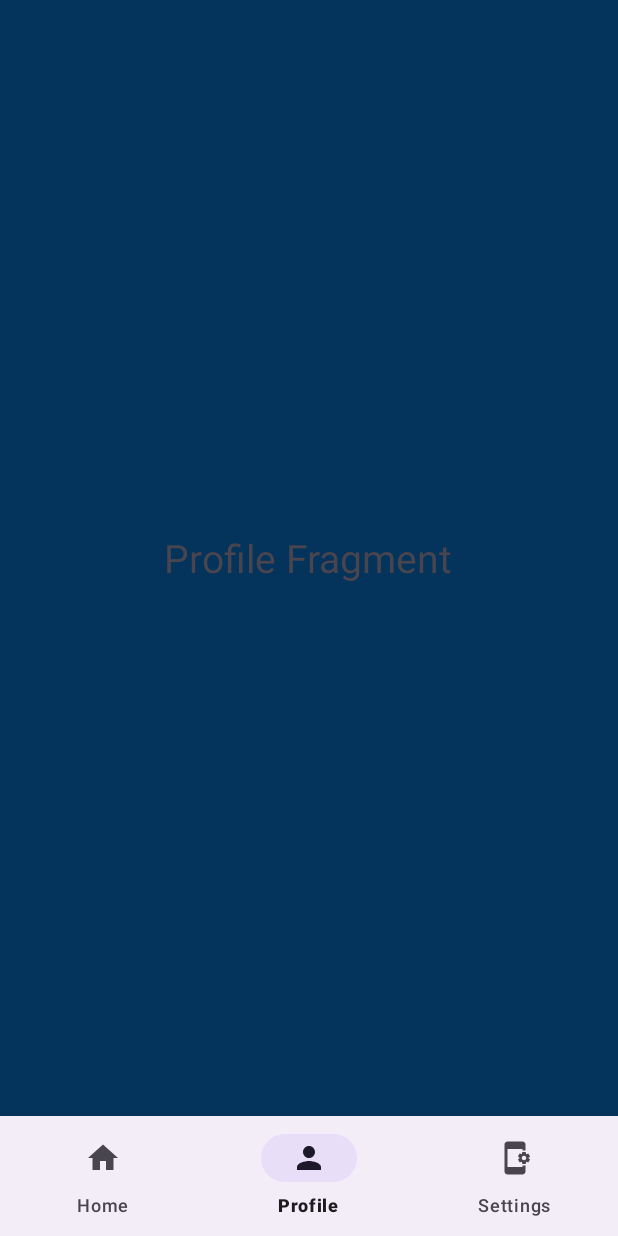
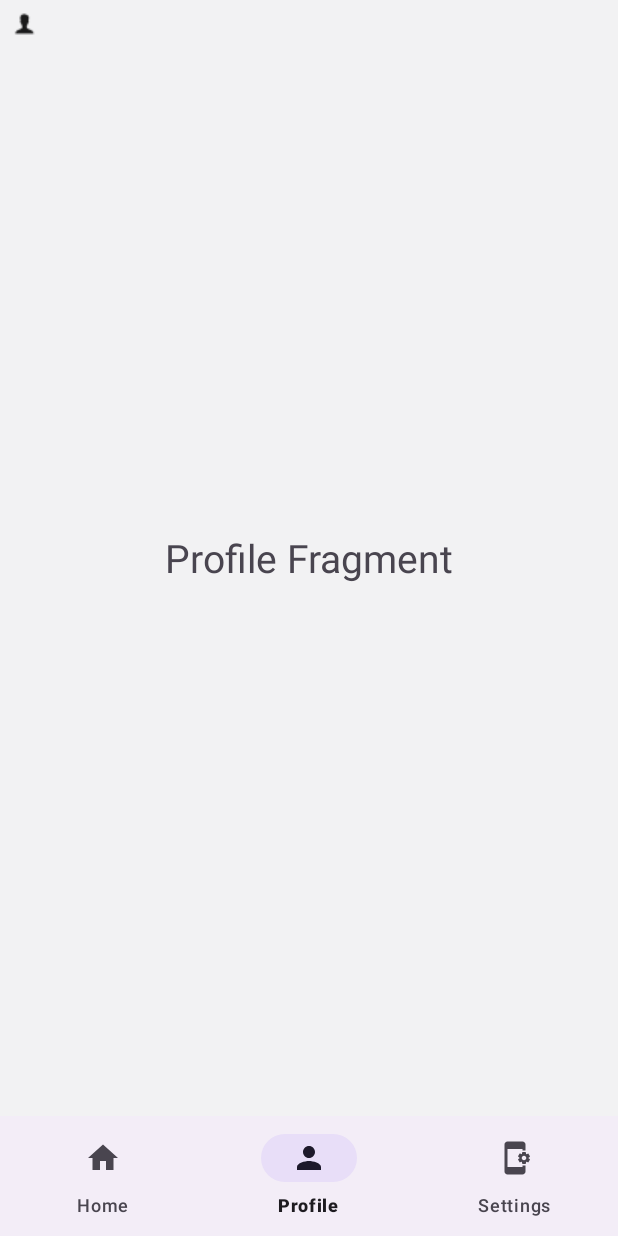
Before and after one commit to BYGranados04/XPCELL, an Android app: the screen it shows after launch (MainActivity), item 2 of the bottom bar chosen, on a phone screen of 412 x 824 dp. Run offline under Robolectric (Android 15) with nearby library versions, the phone set to English and light mode, and no system bars; Roboto replaces fonts that are not available here.

Commit message:
Se agrega Barra de Navegación beta, se cambia colores de GUI, así como el logo

```diff
--- a/app/build.gradle.kts
+++ b/app/build.gradle.kts
@@ -40,6 +40,8 @@ dependencies {
     implementation(libs.material)
     implementation(libs.activity)
     implementation(libs.constraintlayout)
+    implementation ("com.google.android.material:material:1.9.0")
+    implementation ("androidx.drawerlayout:drawerlayout:1.1.1")
     implementation ("androidx.recyclerview:recyclerview:1.2.1")
     implementation ("com.squareup.retrofit2:retrofit:2.9.0")
     implementation ("com.squareup.retrofit2:converter-gson:2.9.0")
--- a/app/src/main/java/com/xpcell/MainActivity.java
+++ b/app/src/main/java/com/xpcell/MainActivity.java
@@ -2,13 +2,21 @@ package com.xpcell;
 
 import android.os.Bundle;
 import android.util.Log;
+import android.view.View;
+
 import androidx.appcompat.app.AppCompatActivity;
+import androidx.core.view.GravityCompat;
+import androidx.drawerlayout.widget.DrawerLayout;
 import androidx.fragment.app.Fragment;
 import androidx.fragment.app.FragmentManager;
+
 import androidx.fragment.app.FragmentTransaction;
 import androidx.recyclerview.widget.LinearLayoutManager;
+
 import androidx.recyclerview.widget.RecyclerView;
+import com.google.android.material.navigation.NavigationView;
 import com.xpcell.databinding.ActivityMainBinding;
+
 import java.util.List;
 
 import Adapter.RepuestoAdapter;
@@ -20,13 +28,18 @@ import retrofit2.Response;
 import retrofit2.Retrofit;
 import retrofit2.converter.gson.GsonConverterFactory;
 
+
 public class MainActivity extends AppCompatActivity {
     private RecyclerView recyclerView;
-    private RepuestoAdapter adapter;
+    private
+    RepuestoAdapter adapter;
+    private DrawerLayout drawerLayout;
+    private NavigationView navigationView;
 
     @Override
     protected void onCreate(Bundle savedInstanceState) {
         super.onCreate(savedInstanceState);
+
         ActivityMainBinding binding = ActivityMainBinding.inflate(getLayoutInflater());
         setContentView(binding.getRoot());
 
@@ -39,7 +52,6 @@ public class MainActivity extends AppCompatActivity {
                 .build();
 
         ApiInterface apiInterface = retrofit.create(ApiInterface.class);
-
 
         Call<List<Repuesto>> call = apiInterface.getRepuestos(null, null);
         call.enqueue(new Callback<List<Repuesto>>() {
@@ -60,6 +72,12 @@ public class MainActivity extends AppCompatActivity {
             }
         });
 
+        drawerLayout = findViewById(R.id.drawer_layout);
+        navigationView = findViewById(R.id.nav_view);
+        drawerLayout = findViewById(R.id.drawer_layout);
+        navigationView = findViewById(R.id.nav_view);
+        drawerLayout = findViewById(R.id.drawer_layout);
+
         binding.bottomNavigationView.setOnItemSelectedListener(item -> {
             switch (item.getItemId()) {
                 case R.id.home:
@@ -74,12 +92,56 @@ public class MainActivity extends AppCompatActivity {
             }
             return true;
         });
+
+        navigationView.setNavigationItemSelectedListener(item -> {
+            switch (item.getItemId()) {
+                case R.id.nav_price_ascending:
+                    // Handle "Menor a mayor"
+                    break;
+                case R.id.nav_price_descending:
+                    // Handle "Mayor a menor"
+                    break;
+                case R.id.nav_brand_samsung:
+                    // Handle "Samsung"
+                    break;
+                case R.id.nav_brand_apple:
+                    // Handle "Apple"
+                    break;
+                case R.id.nav_brand_huawei:
+                    // Handle "Huawei"
+                    break;
+                // Maneja otros ítems del menú
+            }
+            drawerLayout.closeDrawer(GravityCompat.START);
+            return true;
+        });
+
     }
 
+    public void openDrawerLayout(View view) {
+        if (drawerLayout != null) {
+            drawerLayout.openDrawer(GravityCompat.START);
+        }
+    }
     private void replaceFragment(Fragment fragment) {
         FragmentManager fragmentManager = getSupportFragmentManager();
         FragmentTransaction fragmentTransaction = fragmentManager.beginTransaction();
         fragmentTransaction.replace(R.id.frame_layout, fragment);
         fragmentTransaction.commit();
+
+        // Mostrar/ocultar RecyclerView según el fragmento
+        if (fragment instanceof HomeFragment) {
+            showRecyclerView();
+        } else {
+            hideRecyclerView();
+        }
+    }
+
+    private void showRecyclerView() {
+        recyclerView.setVisibility(View.VISIBLE);
+    }
+
+    private void hideRecyclerView() {
+        recyclerView.setVisibility(View.GONE);
     }
 }
--- a/app/src/main/java/com/xpcell/RegisterActivity.java
+++ b/app/src/main/java/com/xpcell/RegisterActivity.java
@@ -72,8 +72,7 @@ public class RegisterActivity extends AppCompatActivity {
                     Respuesta respuesta = response.body();
                     Log.d("RegisterActivity", "Respuesta del servidor: " + respuesta);
                     if (respuesta != null) {
-                        // Utiliza el método correcto de la clase Respuesta
-                        String mensaje = respuesta.getMensaje(); // Asegúrate de que este método exista
+                        String mensaje = respuesta.getMensaje();
                         Toast.makeText(RegisterActivity.this, mensaje, Toast.LENGTH_SHORT).show();
                         if (response.code() == 201) {
                             Intent intent = new Intent(RegisterActivity.this, LoginActivity.class);
--- a/app/src/main/res/drawable/button.xml
+++ b/app/src/main/res/drawable/button.xml
@@ -1,5 +1,5 @@
 <?xml version="1.0" encoding="utf-8"?>
 <shape xmlns:android="http://schemas.android.com/apk/res/android">
-    <solid android:color="#89a7b1"/>
+    <solid android:color="#9F0000"/>
     <corners android:radius="25dp"/>
 </shape>
--- a/app/src/main/res/layout/activity_main.xml
+++ b/app/src/main/res/layout/activity_main.xml
@@ -1,19 +1,44 @@
-<androidx.constraintlayout.widget.ConstraintLayout xmlns:android="http://schemas.android.com/apk/res/android"
+<androidx.drawerlayout.widget.DrawerLayout
+    xmlns:android="http://schemas.android.com/apk/res/android"
     xmlns:app="http://schemas.android.com/apk/res-auto"
     xmlns:tools="http://schemas.android.com/tools"
+    android:id="@+id/drawer_layout"
+    android:layout_width="match_parent"
+    android:layout_height="match_parent">
+
+    <androidx.constraintlayout.widget.ConstraintLayout
         android:layout_width="match_parent"
         android:layout_height="match_parent"
-    android:background="#04335c"
+        android:background="#F2F2F3"
         tools:context=".MainActivity">
+
+        <ImageView
+            android:id="@+id/logo_image"
+            android:layout_width="wrap_content"
+            android:layout_height="wrap_content"
+            android:layout_margin="@dimen/margin_small"
+            android:onClick="openDrawerLayout"
+            android:src="@drawable/user"
+            app:layout_constraintStart_toStartOf="parent"
+            app:layout_constraintTop_toTopOf="parent" />
 
         <FrameLayout
             android:id="@+id/frame_layout"
-        android:layout_width="0dp"
-        android:layout_height="0dp"
+            android:layout_width="407dp"
+            android:layout_height="600dp"
             app:layout_constraintBottom_toTopOf="@+id/bottomNavigationView"
             app:layout_constraintEnd_toEndOf="parent"
             app:layout_constraintStart_toStartOf="parent"
-        app:layout_constraintTop_toTopOf="parent"></FrameLayout>
+            app:layout_constraintTop_toTopOf="parent" />
+
+        <androidx.recyclerview.widget.RecyclerView
+            android:id="@+id/recyclerView"
+            android:layout_width="420dp"
+            android:layout_height="696dp"
+            app:layout_constraintBottom_toBottomOf="parent"
+            app:layout_constraintEnd_toEndOf="parent"
+            app:layout_constraintStart_toStartOf="parent"
+            app:layout_constraintTop_toTopOf="parent" />
 
         <com.google.android.material.bottomnavigation.BottomNavigationView
             android:id="@+id/bottomNavigationView"
@@ -23,15 +48,15 @@
             app:layout_constraintEnd_toEndOf="parent"
             app:layout_constraintHorizontal_bias="0.0"
             app:layout_constraintStart_toStartOf="parent"
-        app:menu="@menu/bottom_nav_menu"></com.google.android.material.bottomnavigation.BottomNavigationView>
+            app:menu="@menu/bottom_nav_menu" />
+    </androidx.constraintlayout.widget.ConstraintLayout>
 
-    <androidx.recyclerview.widget.RecyclerView
-        android:id="@+id/recyclerView"
-        android:layout_width="match_parent"
+    <com.google.android.material.navigation.NavigationView
+        android:id="@+id/nav_view"
+        android:layout_width="wrap_content"
         android:layout_height="match_parent"
-        app:layout_constraintBottom_toBottomOf="parent"
-        app:layout_constraintEnd_toEndOf="parent"
-        app:layout_constraintStart_toStartOf="parent"
-        app:layout_constraintTop_toTopOf="parent" />
+        android:layout_gravity="start"
+        app:menu="@menu/drawer_menu"
+        app:headerLayout="@layout/nav_header" />
 
-</androidx.constraintlayout.widget.ConstraintLayout>
+</androidx.drawerlayout.widget.DrawerLayout>
--- a/app/src/main/res/layout/activity_splash.xml
+++ b/app/src/main/res/layout/activity_splash.xml
@@ -3,7 +3,7 @@
     xmlns:app="http://schemas.android.com/apk/res-auto"
     android:layout_width="match_parent"
     android:layout_height="match_parent"
-    android:background="#04335c">
+    android:background="#F2F2F3">
 
     <ImageView
         android:id="@+id/splash_logo"
--- /dev/null
+++ b/app/src/main/res/menu/drawer_menu.xml
@@ -0,0 +1,74 @@
+<?xml version="1.0" encoding="utf-8"?>
+<menu xmlns:android="http://schemas.android.com/apk/res/android">
+    <item
+        android:id="@+id/nav_logo"
+        android:icon="@drawable/logo"
+        android:title="Logo"
+        android:enabled="false" />
+
+    <item
+        android:id="@+id/nav_price"
+        android:title="Precio">
+        <menu>
+            <item
+                android:id="@+id/nav_price_ascending"
+                android:title="Menor a mayor" />
+            <item
+                android:id="@+id/nav_price_descending"
+                android:title="Mayor a menor" />
+        </menu>
+    </item>
+
+    <item
+        android:id="@+id/nav_brand"
+        android:title="Marca">
+        <menu>
+            <item
+                android:id="@+id/nav_brand_samsung"
+                android:title="Samsung" />
+            <item
+                android:id="@+id/nav_brand_apple"
+                android:title="Apple" />
+            <item
+                android:id="@+id/nav_brand_huawei"
+                android:title="Huawei" />
+        </menu>
+    </item>
+
+    <item
+        android:id="@+id/nav_type"
+        android:title="Tipo de Repuesto">
+        <menu>
+            <item
+                android:id="@+id/nav_type_screen"
+                android:title="Pantalla" />
+            <item
+                android:id="@+id/nav_type_battery"
+                android:title="Batería" />
+            <item
+                android:id="@+id/nav_type_charge_flex"
+                android:title="Flex de Cargo" />
+            <item
+                android:id="@+id/nav_type_camera"
+                android:title="Cámara" />
+            <item
+                android:id="@+id/nav_type_headphone"
+                android:title="Auricular" />
+            <item
+                android:id="@+id/nav_type_flex_main"
+                android:title="Flex Main" />
+            <item
+                android:id="@+id/nav_type_fpc"
+                android:title="FPC" />
+            <item
+                android:id="@+id/nav_type_audio_codec"
+                android:title="Codec audio" />
+            <item
+                android:id="@+id/nav_type_ifpmic"
+                android:title="IFPMIC" />
+            <item
+                android:id="@+id/nav_type_hydra"
+                android:title="HYDRA" />
+        </menu>
+    </item>
+</menu>
--- /dev/null
+++ b/app/src/main/res/values/dimens.xml
@@ -0,0 +1,2 @@
+<?xml version="1.0" encoding="utf-8"?>
+<resources><dimen name="margin_small">8dp</dimen>  </resources>
```
Also changed, not shown: app/src/main/java/com/xpcell/HomeFragment.java (+11 -52 lines), app/src/main/res/layout/activity_login.xml (+9 -7 lines), app/src/main/res/layout/activity_register.xml (+10 -6 lines), app/src/main/res/layout/fragment_home.xml (+3 -12 lines), app/src/main/res/layout/item_repuesto.xml (+9 -9 lines), app/src/main/res/layout/nav_header.xml (added, +13 -0 lines), app/src/main/res/drawable/logo.png. Lines whose indentation alone changed are shown as unchanged.
